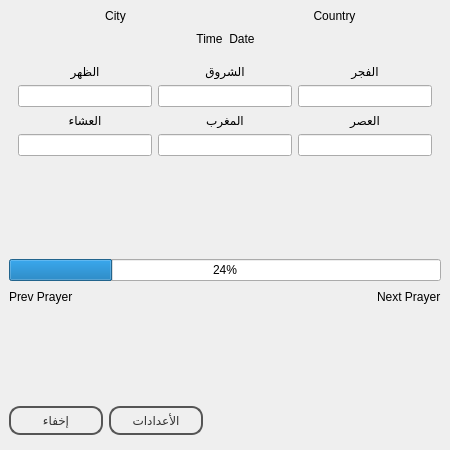
The window that ui/MainWindow.ui (a-atalla/azan) describes before a commit, drawn with Qt 5.
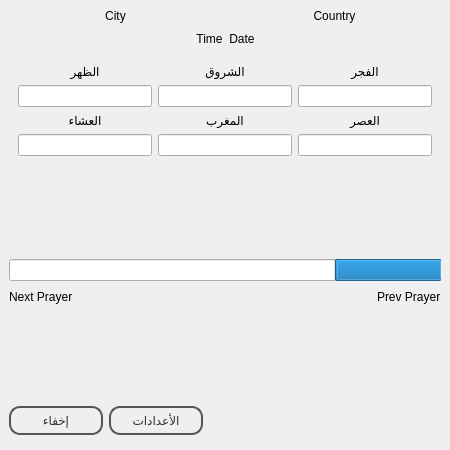
The same window after the commit. Icons and pictures are not drawn.

What changed in the file:
```diff
--- a/ui/MainWindow.ui
+++ b/ui/MainWindow.ui
@@ -300,20 +300,35 @@
         </item>
         <item>
          <widget class="QProgressBar" name="progressBar">
+          <property name="layoutDirection">
+           <enum>Qt::RightToLeft</enum>
+          </property>
           <property name="value">
            <number>24</number>
           </property>
+          <property name="alignment">
+           <set>Qt::AlignCenter</set>
+          </property>
+          <property name="textDirection">
+           <enum>QProgressBar::BottomToTop</enum>
+          </property>
+          <property name="format">
+           <string/>
+          </property>
          </widget>
         </item>
         <item>
          <layout class="QHBoxLayout" name="horizontalLayout">
           <item>
-           <widget class="QLabel" name="lblPrevPrayer">
+           <widget class="QLabel" name="lblNextPrayer">
+            <property name="layoutDirection">
+             <enum>Qt::RightToLeft</enum>
+            </property>
+            <property name="locale">
+             <locale language="Arabic" country="Egypt"/>
+            </property>
             <property name="text">
-             <string>Prev Prayer</string>
-            </property>
-            <property name="textFormat">
-             <enum>Qt::AutoText</enum>
+             <string>Next Prayer</string>
             </property>
            </widget>
           </item>
@@ -331,15 +346,12 @@
            </spacer>
           </item>
           <item>
-           <widget class="QLabel" name="lblNextPrayer">
-            <property name="layoutDirection">
-             <enum>Qt::RightToLeft</enum>
-            </property>
-            <property name="locale">
-             <locale language="Arabic" country="Egypt"/>
-            </property>
+           <widget class="QLabel" name="lblPrevPrayer">
             <property name="text">
-             <string>Next Prayer</string>
+             <string>Prev Prayer</string>
+            </property>
+            <property name="textFormat">
+             <enum>Qt::AutoText</enum>
             </property>
            </widget>
           </item>
```
